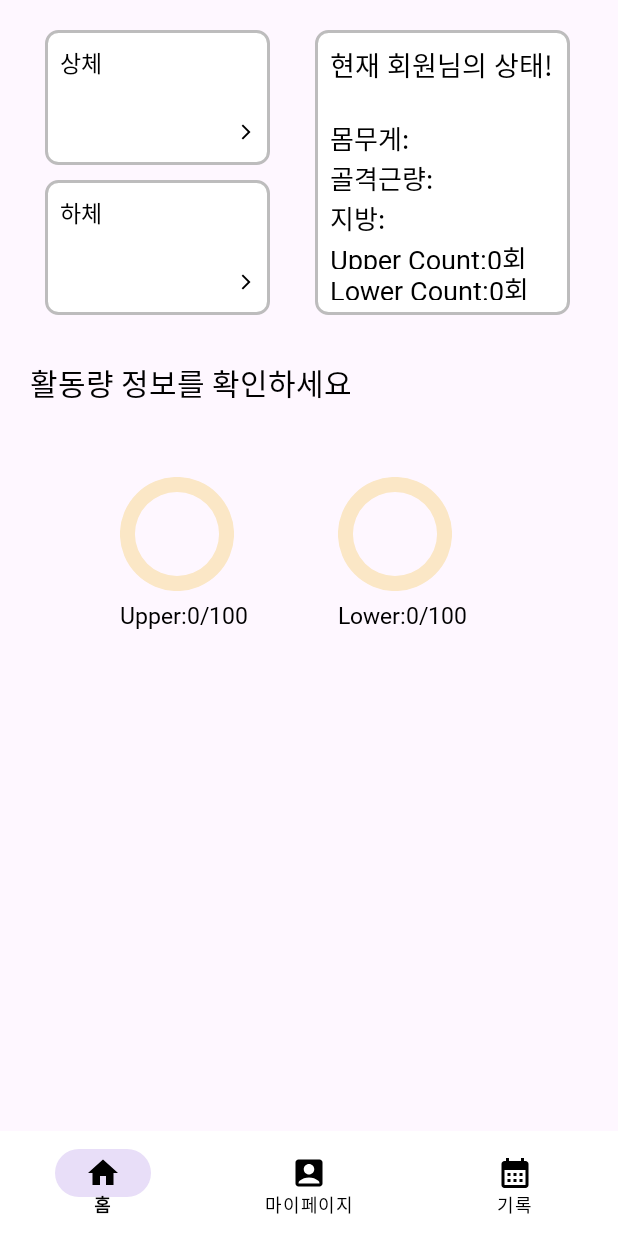
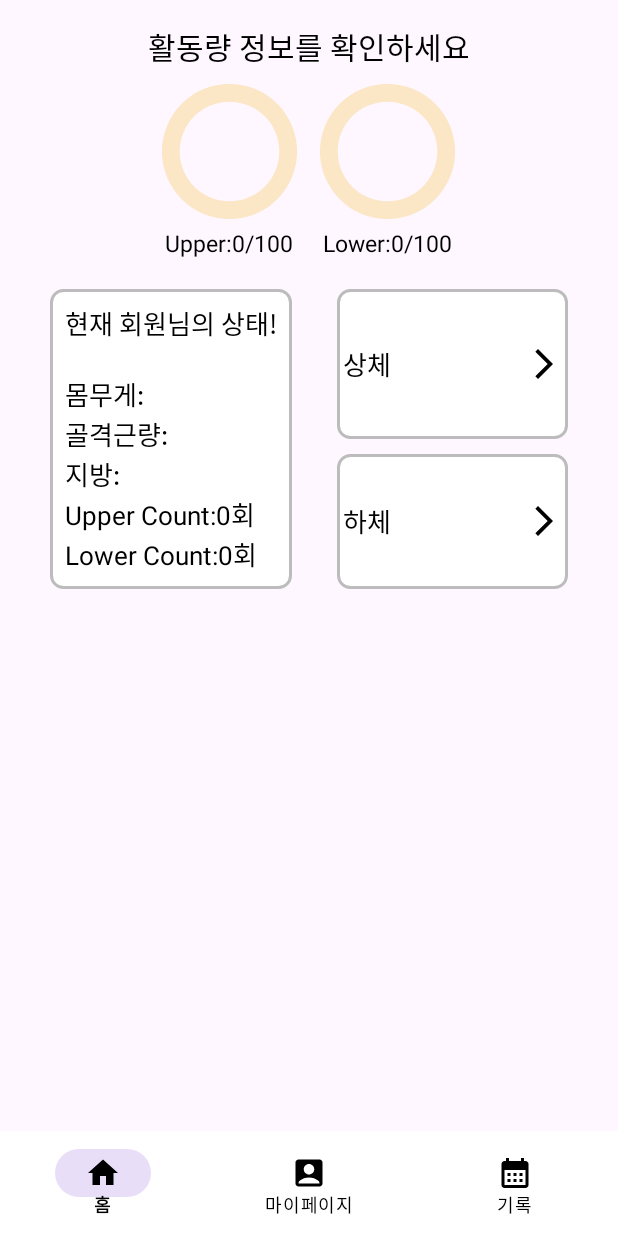
Before and after one commit to sueundev/2024-01_My-Trainer, an Android app: the homeFragment screen opened directly, with no data from a screen before it, on a phone screen of 412 x 824 dp. Run offline under Robolectric (Android 15) with nearby library versions, the phone set to English and light mode, and no system bars.

Commit message:
fragment_home.xml 수정

```diff
--- /dev/null
+++ b/app/src/main/java/com/example/mytrainer/BlankFragment.java
@@ -0,0 +1,64 @@
+package com.example.mytrainer;
+
+import android.os.Bundle;
+
+import androidx.fragment.app.Fragment;
+
+import android.view.LayoutInflater;
+import android.view.View;
+import android.view.ViewGroup;
+
+/**
+ * A simple {@link Fragment} subclass.
+ * Use the {@link BlankFragment#newInstance} factory method to
+ * create an instance of this fragment.
+ */
+public class BlankFragment extends Fragment {
+
+    // TODO: Rename parameter arguments, choose names that match
+    // the fragment initialization parameters, e.g. ARG_ITEM_NUMBER
+    private static final String ARG_PARAM1 = "param1";
+    private static final String ARG_PARAM2 = "param2";
+
+    // TODO: Rename and change types of parameters
+    private String mParam1;
+    private String mParam2;
+
+    public BlankFragment() {
+        // Required empty public constructor
+    }
+
+    /**
+     * Use this factory method to create a new instance of
+     * this fragment using the provided parameters.
+     *
+     * @param param1 Parameter 1.
+     * @param param2 Parameter 2.
+     * @return A new instance of fragment BlankFragment.
+     */
+    // TODO: Rename and change types and number of parameters
+    public static BlankFragment newInstance(String param1, String param2) {
+        BlankFragment fragment = new BlankFragment();
+        Bundle args = new Bundle();
+        args.putString(ARG_PARAM1, param1);
+        args.putString(ARG_PARAM2, param2);
+        fragment.setArguments(args);
+        return fragment;
+    }
+
+    @Override
+    public void onCreate(Bundle savedInstanceState) {
+        super.onCreate(savedInstanceState);
+        if (getArguments() != null) {
+            mParam1 = getArguments().getString(ARG_PARAM1);
+            mParam2 = getArguments().getString(ARG_PARAM2);
+        }
+    }
+
+    @Override
+    public View onCreateView(LayoutInflater inflater, ViewGroup container,
+                             Bundle savedInstanceState) {
+        // Inflate the layout for this fragment
+        return inflater.inflate(R.layout.fragment_blank, container, false);
+    }
+}
--- /dev/null
+++ b/app/src/main/res/layout/fragment_blank.xml
@@ -0,0 +1,14 @@
+<?xml version="1.0" encoding="utf-8"?>
+<FrameLayout xmlns:android="http://schemas.android.com/apk/res/android"
+    xmlns:tools="http://schemas.android.com/tools"
+    android:layout_width="match_parent"
+    android:layout_height="match_parent"
+    tools:context=".BlankFragment">
+
+    <!-- TODO: Update blank fragment layout -->
+    <TextView
+        android:layout_width="match_parent"
+        android:layout_height="match_parent"
+        android:text="@string/hello_blank_fragment" />
+
+</FrameLayout>
--- a/app/src/main/res/layout/fragment_home.xml
+++ b/app/src/main/res/layout/fragment_home.xml
@@ -3,186 +3,201 @@
     android:layout_width="match_parent"
     android:layout_height="match_parent"
     tools:context=".homeFragment"
-    android:padding="20dp"
+    android:padding="16dp"
     android:orientation="vertical"
     android:id="@+id/fragment_home">
 
+    <TextView
+        android:layout_width="match_parent"
+        android:layout_height="wrap_content"
+        android:text="활동량 정보를 확인하세요"
+        android:textSize="20dp"
+        android:layout_marginBottom="10dp"
+        android:gravity="center"
+        android:textColor="#000000"/>
+
     <LinearLayout
-        android:layout_marginLeft="10dp"
-        android:layout_width="370dp"
-        android:layout_height="200dp"
+        android:layout_width="match_parent"
+        android:layout_height="wrap_content"
+        android:gravity="center"
         android:orientation="horizontal">
+
         <LinearLayout
             android:layout_width="wrap_content"
             android:layout_height="wrap_content"
-            android:orientation="vertical">
-            <LinearLayout
-                android:layout_width="150dp"
-                android:layout_height="90dp"
-                android:orientation="horizontal"
-                android:background="@drawable/rounded_box_with_stroke"
-                android:padding="10dp">
-                <TextView
-                    android:textColor="#000000"
-                    android:fontFamily="@font/jua_regular"
-                    android:textSize="15dp"
-                    android:layout_width="wrap_content"
-                    android:layout_height="wrap_content"
-                    android:text="상체"
-                    android:layout_marginRight="90dp"/>
-                <ImageView
-                    android:id="@+id/upperArrow"
-                    android:layout_gravity="bottom"
-                    android:layout_width="wrap_content"
-                    android:layout_height="wrap_content"
-                    android:src="@drawable/baseline_arrow_forward_ios_24"/>
-            </LinearLayout>
-            <LinearLayout
-                android:padding="10dp"
-                android:layout_marginTop="10dp"
-                android:layout_width="150dp"
-                android:layout_height="90dp"
-                android:orientation="horizontal"
-                android:background="@drawable/rounded_box_with_stroke">
-                <TextView
-                    android:textColor="#000000"
-                    android:fontFamily="@font/jua_regular"
-                    android:textSize="15dp"
-                    android:layout_width="wrap_content"
-                    android:layout_height="wrap_content"
-                    android:text="하체"
-                    android:layout_marginRight="90dp"/>
-                <ImageView
-                    android:id="@+id/lowerArrow"
-                    android:layout_gravity="bottom"
-                    android:layout_width="wrap_content"
-                    android:layout_height="wrap_content"
-                    android:src="@drawable/baseline_arrow_forward_ios_24"/>
-            </LinearLayout>
-        </LinearLayout>
-        <LinearLayout
-            android:padding="10dp"
-            android:layout_marginLeft="30dp"
-            android:layout_width="170dp"
-            android:layout_height="190dp"
             android:orientation="vertical"
-            android:background="@drawable/rounded_box_with_stroke">
-            <TextView
-                android:layout_width="wrap_content"
-                android:layout_height="wrap_content"
-                android:text="현재 회원님의 상태!\n"
-                android:fontFamily="@font/jua_regular"
-                android:textColor="#000000"
-                android:textSize="18dp"/>
-            <TextView
-                android:fontFamily="@font/bagelfatone_regular"
-                android:textColor="#000000"
-                android:textSize="17dp"
-                android:layout_width="wrap_content"
-                android:layout_height="wrap_content"
-                android:text="몸무게:"
-                android:id="@+id/tv_weight"/>
-            <TextView
-                android:fontFamily="@font/bagelfatone_regular"
-                android:textColor="#000000"
-                android:textSize="17dp"
-                android:layout_width="wrap_content"
-                android:layout_height="wrap_content"
-                android:text="골격근량:"
-                android:id="@+id/tv_muscle"/>
-            <TextView
-                android:fontFamily="@font/bagelfatone_regular"
-                android:textColor="#000000"
-                android:textSize="17dp"
-                android:layout_width="wrap_content"
-                android:layout_height="wrap_content"
-                android:text="지방:"
-                android:id="@+id/tv_fat"/>
-            <TextView
-                android:fontFamily="@font/bagelfatone_regular"
-                android:textSize="18dp"
-                android:id="@+id/tvUpper"
-                android:layout_width="wrap_content"
-                android:layout_height="wrap_content"
-                android:textAlignment="center"
-                android:text="Upper Count:0회"
-                android:layout_weight="1"
-                android:textColor="@android:color/black" />
-            <TextView
-                android:fontFamily="@font/bagelfatone_regular"
-                android:textSize="18dp"
-                android:id="@+id/tvLower"
-                android:layout_weight="1"
-                android:textAlignment="center"
-                android:layout_width="wrap_content"
-                android:layout_height="wrap_content"
-                android:text="Lower Count:0회"
-                android:textColor="@android:color/black" />
-        </LinearLayout>
-    </LinearLayout>
-    <TextView
-        android:layout_marginTop="20dp"
-        android:layout_width="match_parent"
-        android:layout_height="wrap_content"
-        android:text="활동량 정보를 확인하세요"
-        android:fontFamily="@font/jua_regular"
-        android:textSize="20dp"
-        android:textColor="#000000"/>
-    <LinearLayout
-        android:layout_width="match_parent"
-        android:layout_height="wrap_content"
-        android:orientation="horizontal">
-        <LinearLayout
-            android:layout_marginLeft="60dp"
-            android:layout_width="wrap_content"
-            android:layout_height="wrap_content"
-            android:orientation="vertical">
+            android:gravity="center">
+
             <ProgressBar
                 android:id="@+id/progressbar_upper"
                 style="@style/Widget.AppCompat.ProgressBar.Horizontal"
-                android:layout_width="76dp"
-                android:layout_height="76dp"
-                android:layout_marginTop="48dp"
+                android:layout_width="90dp"
+                android:layout_height="90dp"
                 android:indeterminate="false"
                 android:max="100"
                 android:progressBackgroundTint="#FBE7C6"
                 android:progressDrawable="@drawable/circle_progressbar"
                 android:progressTint="#edbf41" />
+
             <TextView
-                android:textColor="#000000"
-                android:fontFamily="@font/bagelfatone_regular"
-                android:textSize="15dp"
-                android:layout_marginTop="5dp"
+                android:id="@+id/pBar_Upper"
                 android:layout_width="wrap_content"
                 android:layout_height="wrap_content"
+                android:layout_marginTop="5dp"
                 android:text="Upper: 0/100"
-                android:id="@+id/pBar_Upper"/>
+                android:textColor="#000000"
+                android:textSize="15dp" />
         </LinearLayout>
+
         <LinearLayout
-            android:layout_marginLeft="60dp"
             android:layout_width="wrap_content"
             android:layout_height="wrap_content"
-            android:orientation="vertical">
+            android:orientation="vertical"
+            android:layout_marginLeft="15dp"
+            android:gravity="center">
+
             <ProgressBar
                 android:id="@+id/progressbar_lower"
                 style="@style/Widget.AppCompat.ProgressBar.Horizontal"
-                android:layout_width="76dp"
-                android:layout_height="76dp"
-                android:layout_marginTop="48dp"
+                android:layout_width="90dp"
+                android:layout_height="90dp"
                 android:indeterminate="false"
                 android:max="100"
                 android:progressBackgroundTint="#FBE7C6"
                 android:progressDrawable="@drawable/circle_progressbar"
                 android:progressTint="#edbf41" />
+
             <TextView
-                android:textColor="#000000"
-                android:fontFamily="@font/bagelfatone_regular"
-                android:textSize="15dp"
-                android:layout_marginTop="5dp"
+                android:id="@+id/pBar_Lower"
                 android:layout_width="wrap_content"
                 android:layout_height="wrap_content"
+                android:layout_marginTop="5dp"
                 android:text="Lower: 0/100"
-                android:id="@+id/pBar_Lower"/>
+                android:textColor="#000000"
+                android:textSize="15dp" />
         </LinearLayout>
     </LinearLayout>
+
+    <LinearLayout
+        android:layout_marginTop="20dp"
+        android:layout_width="match_parent"
+        android:layout_height="wrap_content"
+        android:gravity="center"
+        android:orientation="horizontal">
+
+        <LinearLayout
+            android:layout_width="wrap_content"
+            android:layout_height="wrap_content"
+
+            android:background="@drawable/rounded_box_with_stroke"
+            android:orientation="vertical"
+            android:padding="10dp">
+
+            <TextView
+                android:layout_width="wrap_content"
+                android:layout_height="wrap_content"
+                android:text="현재 회원님의 상태!\n"
+                android:textColor="#000000"
+                android:textSize="17dp" />
+
+            <TextView
+                android:id="@+id/tv_weight"
+                android:layout_width="wrap_content"
+                android:layout_height="wrap_content"
+                android:text="몸무게:"
+                android:textColor="#000000"
+                android:textSize="17dp" />
+
+            <TextView
+                android:id="@+id/tv_muscle"
+                android:layout_width="wrap_content"
+                android:layout_height="wrap_content"
+                android:text="골격근량:"
+                android:textColor="#000000"
+                android:textSize="17dp" />
+
+            <TextView
+                android:id="@+id/tv_fat"
+                android:layout_width="wrap_content"
+                android:layout_height="wrap_content"
+                android:text="지방:"
+                android:textColor="#000000"
+                android:textSize="17dp" />
+
+            <TextView
+                android:id="@+id/tvUpper"
+                android:layout_width="wrap_content"
+                android:layout_height="wrap_content"
+                android:layout_weight="1"
+                android:text="Upper Count:0회"
+                android:textAlignment="center"
+                android:textColor="@android:color/black"
+                android:textSize="17dp" />
+
+            <TextView
+                android:id="@+id/tvLower"
+                android:layout_width="wrap_content"
+                android:layout_height="wrap_content"
+                android:layout_weight="1"
+                android:text="Lower Count:0회"
+                android:textAlignment="center"
+                android:textColor="@android:color/black"
+                android:textSize="17dp" />
+        </LinearLayout>
+
+        <LinearLayout
+            android:layout_width="wrap_content"
+            android:layout_height="match_parent"
+            android:layout_marginLeft="30dp"
+            android:orientation="vertical">
+
+            <LinearLayout
+                android:layout_width="wrap_content"
+                android:layout_height="match_parent"
+                android:layout_weight="1"
+                android:background="@drawable/rounded_box_with_stroke"
+                android:gravity="center"
+                android:orientation="horizontal">
+
+                <TextView
+                    android:layout_width="wrap_content"
+                    android:layout_height="wrap_content"
+                    android:layout_marginRight="90dp"
+                    android:text="상체"
+                    android:textColor="#000000"
+                    android:textSize="17dp" />
+
+                <ImageView
+                    android:id="@+id/upperArrow"
+                    android:layout_width="wrap_content"
+                    android:layout_height="wrap_content"
+                    android:src="@drawable/baseline_arrow_forward_ios_24" />
+            </LinearLayout>
+
+            <LinearLayout
+                android:layout_width="wrap_content"
+                android:layout_height="match_parent"
+                android:layout_marginTop="10dp"
+                android:layout_weight="1"
+                android:background="@drawable/rounded_box_with_stroke"
+                android:gravity="center"
+                android:orientation="horizontal">
+
+                <TextView
+                    android:layout_width="wrap_content"
+                    android:layout_height="wrap_content"
+                    android:layout_marginRight="90dp"
+                    android:text="하체"
+                    android:textColor="#000000"
+                    android:textSize="17dp" />
+
+                <ImageView
+                    android:id="@+id/lowerArrow"
+                    android:layout_width="wrap_content"
+                    android:layout_height="wrap_content"
+                    android:src="@drawable/baseline_arrow_forward_ios_24" />
+            </LinearLayout>
+        </LinearLayout>
+
+    </LinearLayout>
 </LinearLayout>
```
